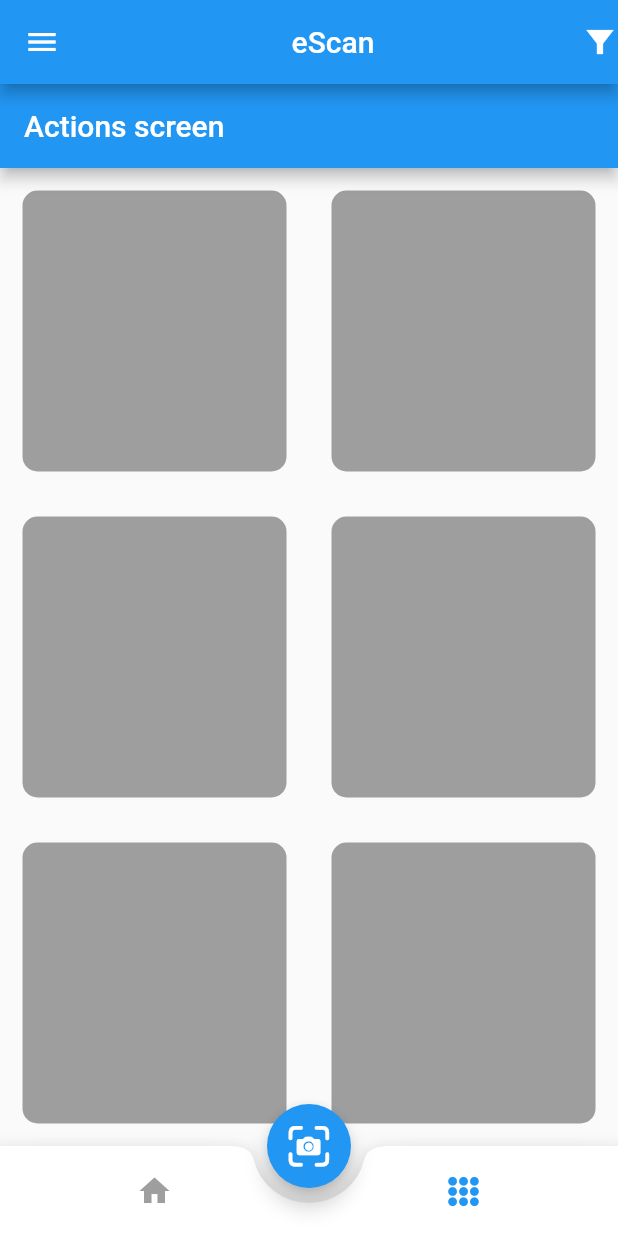
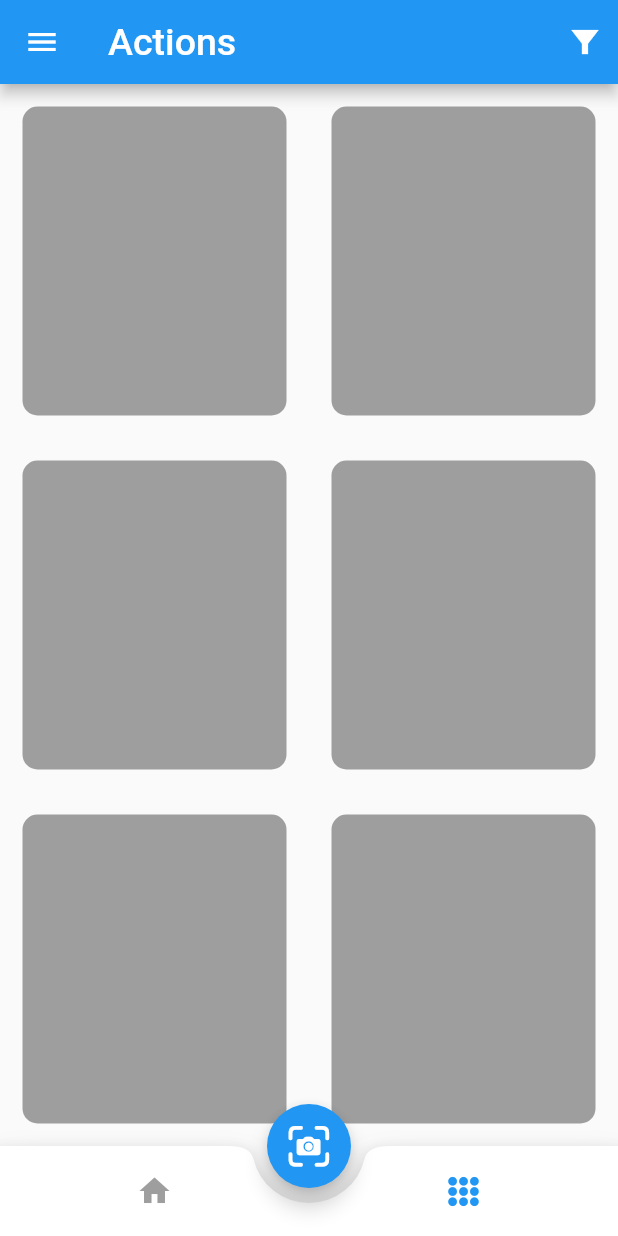
Before and after one commit to KetakiMDeshmukh/eScan, a Flutter app: the screen it shows after launch, after a tap on an icon or button, on a phone screen of 412 x 824 dp. Run offline on Flutter 3.47's test engine with Material 2 defaults, Android fonts, the phone set to English and light mode, and no system bars.

Commit message:
Commiting actions page & some changes

```diff
--- a/lib/actions_screen.dart
+++ b/lib/actions_screen.dart
@@ -11,12 +11,12 @@ class _ActionScreenState extends State<ActionScreen> {
   @override
   Widget build(BuildContext context) {
     return Scaffold(
-      appBar: AppBar(
-        title: const Text(
-          'Actions screen',
-          textAlign: TextAlign.center,
-        ),
-      ),
+      // appBar: AppBar(
+      //   title: const Text(
+      //     'Actions screen',
+      //     textAlign: TextAlign.center,
+      //   ),
+      // ),
       body: Column(
         crossAxisAlignment: CrossAxisAlignment.stretch,
         children: <Widget>[
--- /dev/null
+++ b/lib/constants.dart
@@ -0,0 +1,3 @@
+import 'package:flutter/material.dart';
+
+String titleName = 'eScan';
--- a/lib/homepage.dart
+++ b/lib/homepage.dart
@@ -4,6 +4,7 @@ import 'package:flutter/cupertino.dart';
 import 'package:flutter/material.dart';
 import 'actions_screen.dart';
 import 'menu_page.dart';
+import 'constants.dart';
 
 class HomePage extends StatefulWidget {
   const HomePage({Key? key}) : super(key: key);
@@ -29,8 +30,16 @@ class _HomePageState extends State<HomePage> {
       //---------------
       drawer: NavDrawer(),
       appBar: AppBar(
-        title: const Center(child: Text('eScan')),
-        actions: const [Icon(Icons.filter_alt_sharp)],
+        title: Text(
+          titleName,
+          style: TextStyle(fontSize: 25.0),
+        ),
+        actions: [
+          Container(
+            child: const Icon(Icons.filter_alt_sharp),
+            padding: EdgeInsets.only(right: 10.0),
+          ),
+        ],
       ),
       //---------------
 
@@ -63,6 +72,7 @@ class _HomePageState extends State<HomePage> {
                       setState(() {
                         currentScreen = Home();
                         currentTab = 0;
+                        titleName = 'eScan';
                       });
                     },
                     child: Column(
@@ -86,6 +96,7 @@ class _HomePageState extends State<HomePage> {
                       setState(() {
                         currentScreen = ActionScreen();
                         currentTab = 1;
+                        titleName = 'Actions';
                       });
                     },
                     child: Column(
--- a/lib/main.dart
+++ b/lib/main.dart
@@ -1,6 +1,7 @@
 import 'package:e_scan/homepage.dart';
 import 'package:flutter/cupertino.dart';
 import 'package:flutter/material.dart';
+import 'constants.dart';
 
 void main() {
   runApp(const MyApp());
@@ -13,7 +14,7 @@ class MyApp extends StatelessWidget {
   @override
   Widget build(BuildContext context) {
     return MaterialApp(
-      title: 'EScan',
+      title: titleName,
       theme: ThemeData(
         primarySwatch: Colors.blue,
       ),
```
